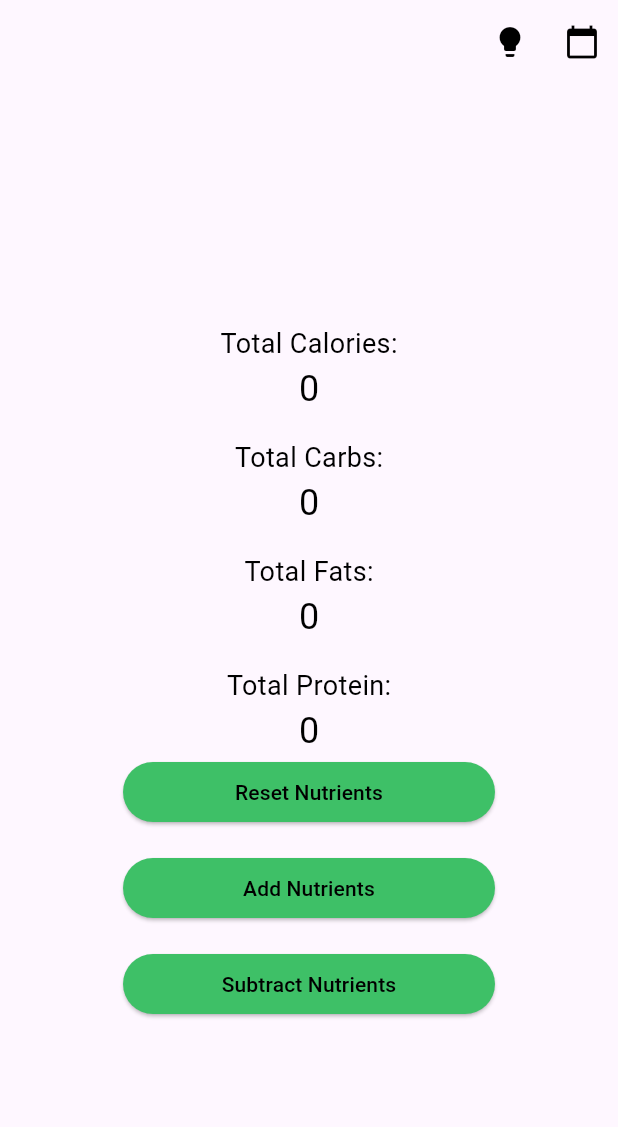
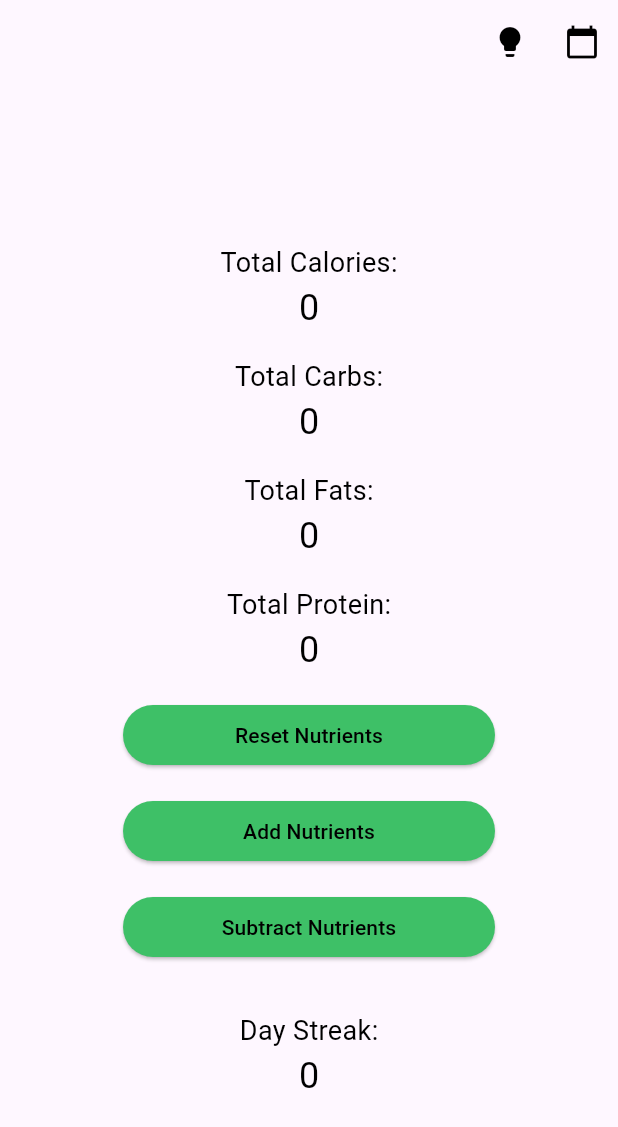
Before and after one commit to Luk139/nutrimate2, a Flutter app: the screen it shows after launch, on a phone screen of 412 x 824 dp. Shown: the top 1127 px of the screen. Run offline on Flutter 3.47's test engine with Material 3 defaults, Android fonts, the phone set to English and light mode, and no system bars; our stand-ins replace sqflite; accounts and stored records are empty.

```diff
--- a/lib/nutrient_tracker_home_page.dart
+++ b/lib/nutrient_tracker_home_page.dart
@@ -152,6 +152,25 @@ class _NutrientTrackerHomePageState extends State<NutrientTrackerHomePage> {
       _fetchNutrientsFromDatabase();
     });
   }
+
+Widget _buildDayStreakWidget(BuildContext context, int streakCount) {
+  final Color textColor = Theme.of(context).brightness == Brightness.dark ? Colors.white : Colors.black;
+
+  return Column(
+    children: <Widget>[
+      const SizedBox(height: 16),
+      Text(
+        'Day Streak:',
+        style: TextStyle(fontSize: 18, color: textColor),
+      ),
+      Text(
+        '$streakCount',
+        style: TextStyle(fontSize: 24, color: textColor),
+      ),
+    ],
+  );
+}
+
 
  Future<void> _showAddNutrientsDialog(BuildContext context) async {
     final isLightMode = Theme.of(context).brightness == Brightness.light;
@@ -310,10 +329,13 @@ class _NutrientTrackerHomePageState extends State<NutrientTrackerHomePage> {
       child: Column(
         mainAxisAlignment: MainAxisAlignment.center,
         children: <Widget>[
+          // Total Nutrient widgets
           _buildNutrientWidget(context, 'Calories', _totalCalories),
           _buildNutrientWidget(context, 'Carbs', _totalCarbs),
           _buildNutrientWidget(context, 'Fats', _totalFats),
           _buildNutrientWidget(context, 'Protein', _totalProtein),
+          const SizedBox(height: 16), // Add some space
+          // Add buttons
           ElevatedButton(
             onPressed: () {
               _resetNutrientsInDatabase();
@@ -370,11 +392,16 @@ backgroundColor: const Color(0xFF3EC067),
               ),
             ),
           ),
+          const SizedBox(height: 16), // Add some space
+          // Day streak counter
+          _buildDayStreakWidget(context, _streakCount),
         ],
       ),
     ),
   );
 }
+
+
 
   Widget _buildNutrientWidget(BuildContext context, String nutrientName, int nutrientCount) {
     final Color textColor = Theme.of(context).brightness == Brightness.dark ? Colors.white : Colors.black;
```
Also changed, not shown: pubspec.lock, 21 other files. Lines whose indentation alone changed are shown as unchanged.
